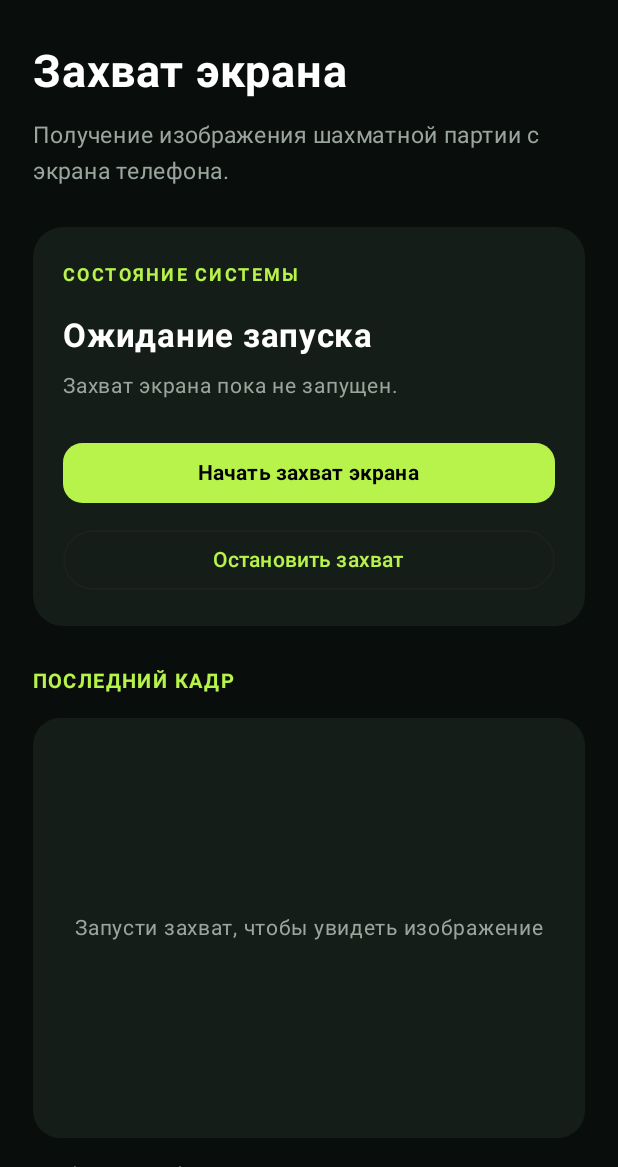
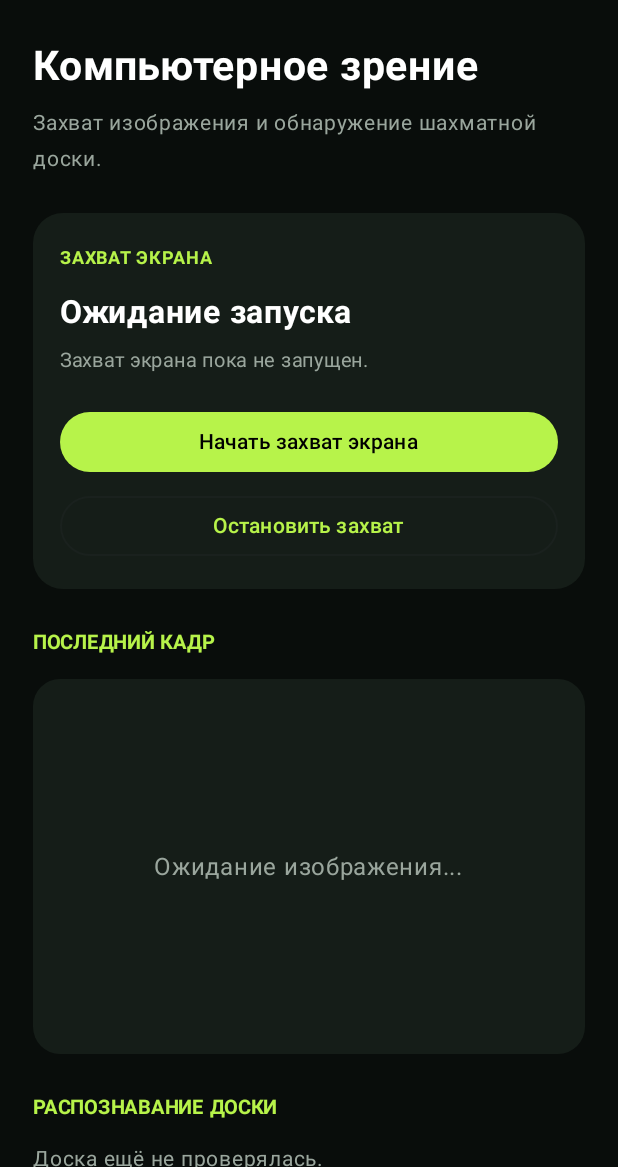
Before and after one commit to artemgura42-code/Chess-ui, an Android app built with Jetpack Compose: the screen it shows after launch (MainActivity), on a phone screen of 412 x 824 dp, the part 69-1236 px from its top. Run offline under Robolectric (Android 15) with nearby library versions, the phone set to English and light mode, and no system bars.

Commit message:
Update MainActivity.kt

```diff
--- a/app/src/main/java/com/chessvision/app/MainActivity.kt
+++ b/app/src/main/java/com/chessvision/app/MainActivity.kt
@@ -3,10 +3,11 @@ package com.chessvision.app
 
 import android.app.Activity
 import android.content.Intent
+import android.graphics.Bitmap
+import android.graphics.BitmapFactory
 import android.media.projection.MediaProjectionManager
 import android.os.Build
 import android.os.Bundle
-import android.graphics.BitmapFactory
 import androidx.activity.ComponentActivity
 import androidx.activity.compose.setContent
 import androidx.activity.compose.rememberLauncherForActivityResult
@@ -28,6 +29,9 @@ import androidx.compose.ui.platform.LocalContext
 import androidx.compose.ui.text.font.FontWeight
 import androidx.compose.ui.unit.dp
 import androidx.compose.ui.unit.sp
+import kotlinx.coroutines.Dispatchers
+import kotlinx.coroutines.launch
+import kotlinx.coroutines.withContext
 import kotlinx.coroutines.delay
 import java.io.File
 
@@ -84,11 +88,17 @@ fun ChessVisionApp(
         mutableStateOf("Захват экрана пока не запущен.")
     }
 
-    var previewBitmap by remember {
-        mutableStateOf<android.graphics.Bitmap?>(null)
+    var previewBitmap by remember { mutableStateOf<Bitmap?>(null) }
+    var detectedBitmap by remember { mutableStateOf<Bitmap?>(null) }
+
+    var detectionMessage by remember {
+        mutableStateOf("Доска ещё не проверялась.")
     }
 
+    var isDetecting by remember { mutableStateOf(false) }
+
     val context = LocalContext.current
+    val scope = rememberCoroutineScope()
 
     val captureLauncher = rememberLauncherForActivityResult(
         ActivityResultContracts.StartActivityForResult()
@@ -104,7 +114,7 @@ fun ChessVisionApp(
         }
     }
 
-    // Автоматически загружаем последний кадр
+    // Получение последнего кадра
     LaunchedEffect(capturing) {
         while (capturing) {
             val file = File(
@@ -113,7 +123,9 @@ fun ChessVisionApp(
             )
 
             if (file.exists() && file.length() > 0) {
-                val bitmap = BitmapFactory.decodeFile(file.absolutePath)
+                val bitmap = withContext(Dispatchers.IO) {
+                    BitmapFactory.decodeFile(file.absolutePath)
+                }
 
                 if (bitmap != null) {
                     previewBitmap = bitmap
@@ -150,24 +162,24 @@ fun ChessVisionApp(
                 letterSpacing = 3.sp
             )
 
-            Spacer(Modifier.height(30.dp))
+            Spacer(Modifier.height(28.dp))
 
             Text(
-                "Захват экрана",
+                "Компьютерное зрение",
                 color = Color.White,
-                fontSize = 30.sp,
+                fontSize = 27.sp,
                 fontWeight = FontWeight.Bold
             )
 
-            Spacer(Modifier.height(12.dp))
+            Spacer(Modifier.height(10.dp))
 
             Text(
-                "Получение изображения шахматной партии с экрана телефона.",
+                "Захват изображения и обнаружение шахматной доски.",
                 color = Muted,
-                fontSize = 15.sp
+                fontSize = 14.sp
             )
 
-            Spacer(Modifier.height(25.dp))
+            Spacer(Modifier.height(24.dp))
 
             Card(
                 modifier = Modifier.fillMaxWidth(),
@@ -176,36 +188,30 @@ fun ChessVisionApp(
                     containerColor = Panel
                 )
             ) {
-                Column(
-                    modifier = Modifier.padding(20.dp)
-                ) {
+                Column(Modifier.padding(18.dp)) {
+
                     Text(
-                        "СОСТОЯНИЕ СИСТЕМЫ",
+                        "ЗАХВАТ ЭКРАНА",
                         color = Lime,
                         fontSize = 12.sp,
-                        fontWeight = FontWeight.Bold,
-                        letterSpacing = 1.5.sp
+                        fontWeight = FontWeight.Bold
                     )
 
-                    Spacer(Modifier.height(15.dp))
+                    Spacer(Modifier.height(12.dp))
 
                     Text(
                         if (capturing) "Захват активен"
                         else "Ожидание запуска",
                         color = Color.White,
-                        fontSize = 22.sp,
+                        fontSize = 21.sp,
                         fontWeight = FontWeight.Bold
                     )
 
                     Spacer(Modifier.height(8.dp))
 
-                    Text(
-                        message,
-                        color = Muted,
-                        fontSize = 14.sp
-                    )
+                    Text(message, color = Muted, fontSize = 13.sp)
 
-                    Spacer(Modifier.height(22.dp))
+                    Spacer(Modifier.height(18.dp))
 
                     Button(
                         onClick = {
@@ -222,16 +228,12 @@ fun ChessVisionApp(
                         colors = ButtonDefaults.buttonColors(
                             containerColor = Lime,
                             contentColor = Color.Black
-                        ),
-                        shape = RoundedCornerShape(13.dp)
+                        )
                     ) {
-                        Text(
-                            "Начать захват экрана",
-                            fontWeight = FontWeight.Bold
-                        )
+                        Text("Начать захват экрана")
                     }
 
-                    Spacer(Modifier.height(10.dp))
+                    Spacer(Modifier.height(8.dp))
 
                     OutlinedButton(
                         onClick = {
@@ -242,22 +244,18 @@ fun ChessVisionApp(
                         enabled = capturing,
                         modifier = Modifier.fillMaxWidth()
                     ) {
-                        Text(
-                            "Остановить захват",
-                            color = Lime
-                        )
+                        Text("Остановить захват", color = Lime)
                     }
                 }
             }
 
-            Spacer(Modifier.height(25.dp))
+            Spacer(Modifier.height(24.dp))
 
             Text(
                 "ПОСЛЕДНИЙ КАДР",
                 color = Lime,
                 fontSize = 13.sp,
-                fontWeight = FontWeight.Bold,
-                letterSpacing = 1.5.sp
+                fontWeight = FontWeight.Bold
             )
 
             Spacer(Modifier.height(12.dp))
@@ -272,7 +270,7 @@ fun ChessVisionApp(
                 Box(
                     modifier = Modifier
                         .fillMaxWidth()
-                        .height(280.dp)
+                        .height(250.dp)
                         .padding(10.dp),
                     contentAlignment = Alignment.Center
                 ) {
@@ -281,30 +279,157 @@ fun ChessVisionApp(
                     if (bitmap != null) {
                         Image(
                             bitmap = bitmap.asImageBitmap(),
-                            contentDescription = "Последний захваченный кадр",
+                            contentDescription = "Захваченный экран",
                             modifier = Modifier.fillMaxSize(),
                             contentScale = ContentScale.Fit
                         )
                     } else {
                         Text(
-                            if (capturing)
-                                "Ожидание первого изображения..."
-                            else
-                                "Запусти захват, чтобы увидеть изображение",
-                            color = Muted,
-                            fontSize = 14.sp
+                            "Ожидание изображения...",
+                            color = Muted
                         )
                     }
                 }
             }
 
-            Spacer(Modifier.height(12.dp))
+            Spacer(Modifier.height(24.dp))
 
             Text(
-                "Изображение обновляется автоматически во время захвата.",
+                "РАСПОЗНАВАНИЕ ДОСКИ",
+                color = Lime,
+                fontSize = 13.sp,
+                fontWeight = FontWeight.Bold
+            )
+
+            Spacer(Modifier.height(10.dp))
+
+            Text(
+                detectionMessage,
                 color = Muted,
-                fontSize = 12.sp
+                fontSize = 14.sp
             )
+
+            Spacer(Modifier.height(14.dp))
+
+            Button(
+                onClick = {
+                    val source = previewBitmap
+
+                    if (source == null) {
+                        detectionMessage =
+                            "Сначала необходимо получить изображение экрана."
+                    } else if (!isDetecting) {
+
+                        isDetecting = true
+                        detectedBitmap = null
+                        detectionMessage = "Ищем шахматную доску..."
+
+                        scope.launch {
+                            try {
+                                val result = withContext(Dispatchers.Default) {
+                                    if (!ChessBoardDetector.initialize()) {
+                                        throw IllegalStateException(
+                                            "Не удалось загрузить OpenCV."
+                                        )
+                                    }
+
+                                    ChessBoardDetector.detect(source)
+                                }
+
+                                if (result != null) {
+                                    val left = result.x.coerceIn(
+                                        0,
+                                        source.width - 1
+                                    )
+                                    val top = result.y.coerceIn(
+                                        0,
+                                        source.height - 1
+                                    )
+
+                                    val width = result.width.coerceAtMost(
+                                        source.width - left
+                                    )
+
+                                    val height = result.height.coerceAtMost(
+                                        source.height - top
+                                    )
+
+                                    if (width > 0 && height > 0) {
+                                        detectedBitmap = Bitmap.createBitmap(
+                                            source,
+                                            left,
+                                            top,
+                                            width,
+                                            height
+                                        )
+
+                                        detectionMessage =
+                                            "Найдена квадратная область: " +
+                                            "${width} × ${height} px. " +
+                                            "Координаты: $left, $top."
+                                    } else {
+                                        detectionMessage =
+                                            "Обнаруженная область имеет неверные размеры."
+                                    }
+                                } else {
+                                    detectionMessage =
+                                        "Подходящая квадратная область не найдена."
+                                }
+
+                            } catch (e: Exception) {
+                                detectionMessage =
+                                    "Ошибка распознавания: ${e.message}"
+                            } finally {
+                                isDetecting = false
+                            }
+                        }
+                    }
+                },
+                enabled = previewBitmap != null && !isDetecting,
+                modifier = Modifier.fillMaxWidth(),
+                colors = ButtonDefaults.buttonColors(
+                    containerColor = Lime,
+                    contentColor = Color.Black
+                ),
+                shape = RoundedCornerShape(13.dp)
+            ) {
+                Text(
+                    if (isDetecting) "Выполняется поиск..."
+                    else "Найти шахматную доску",
+                    fontWeight = FontWeight.Bold
+                )
+            }
+
+            Spacer(Modifier.height(16.dp))
+
+            if (detectedBitmap != null) {
+                Text(
+                    "НАЙДЕННАЯ ОБЛАСТЬ",
+                    color = Lime,
+                    fontSize = 12.sp,
+                    fontWeight = FontWeight.Bold
+                )
+
+                Spacer(Modifier.height(10.dp))
+
+                Card(
+                    modifier = Modifier.fillMaxWidth(),
+                    colors = CardDefaults.cardColors(
+                        containerColor = Panel
+                    ),
+                    shape = RoundedCornerShape(18.dp)
+                ) {
+                    Image(
+                        bitmap = detectedBitmap!!.asImageBitmap(),
+                        contentDescription = "Обнаруженная квадратная область",
+                        modifier = Modifier
+                            .fillMaxWidth()
+                            .height(260.dp)
+                            .padding(10.dp),
+                        contentScale = ContentScale.Fit
+                    )
+                }
+            }
 
             Spacer(Modifier.height(28.dp))
 
@@ -312,35 +437,15 @@ fun ChessVisionApp(
                 "СЛЕДУЮЩИЕ ЭТАПЫ",
                 color = Muted,
                 fontSize = 12.sp,
-                fontWeight = FontWeight.Bold,
-                letterSpacing = 1.5.sp
+                fontWeight = FontWeight.Bold
             )
 
             Spacer(Modifier.height(12.dp))
 
-            InfoItem(
-                "01",
-                "Получение изображения",
-                "Захват кадров экрана телефона."
-            )
-
-            InfoItem(
-                "02",
-                "Распознавание доски",
-                "Определение границ шахматной доски."
-            )
-
-            InfoItem(
-                "03",
-                "Распознавание фигур",
-                "Определение расположения фигур."
-            )
-
-            InfoItem(
-                "04",
-                "Шахматный анализ",
-                "Подготовка позиции для Stockfish 10."
-            )
+            InfoItem("01", "Обнаружение доски", "Поиск квадратной области.")
+            InfoItem("02", "Разделение клеток", "Создание сетки 8 × 8.")
+            InfoItem("03", "Распознавание фигур", "Определение типа и цвета фигур.")
+            InfoItem("04", "Формирование FEN", "Подготовка позиции для анализа.")
 
             Spacer(Modifier.height(20.dp))
 
@@ -362,7 +467,7 @@ fun InfoItem(
     Row(
         modifier = Modifier
             .fillMaxWidth()
-            .padding(vertical = 9.dp),
+            .padding(vertical = 8.dp),
         verticalAlignment = Alignment.CenterVertically
     ) {
         Text(
```
